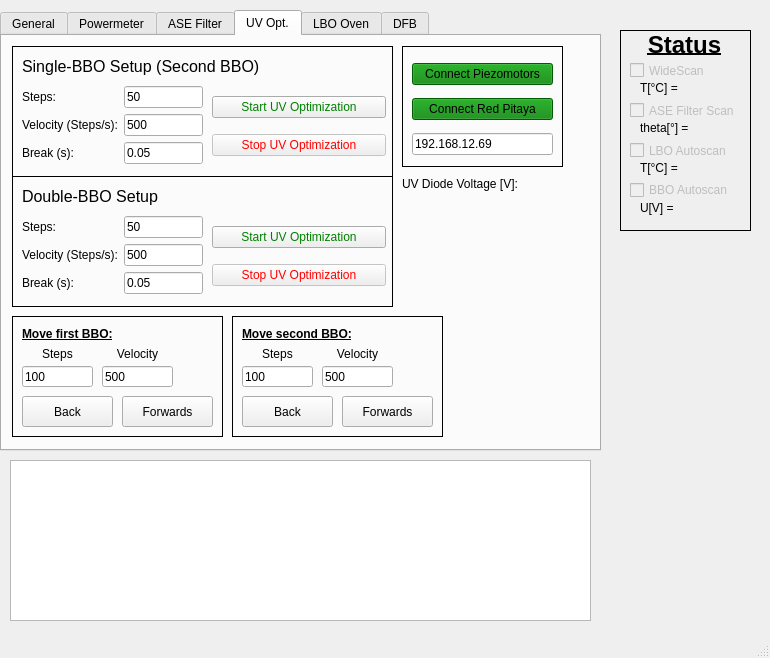
This is pulsed_laser_interface.ui in XenoBene/PulsedLaserGUI as Qt 5 draws it before an edit. The edited form follows.
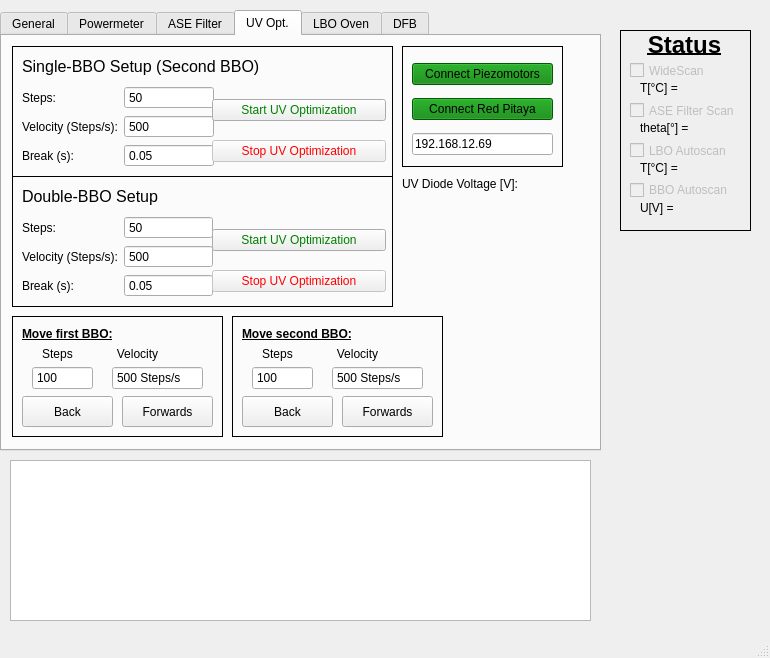
This is the edited form. The open tabs and pages were chosen to show the change.

Commit message: Major GUI change: Switched many QLineEdits to QDoubleSpinboxes. This way, you can block wrong input (i.e. Strings or numbers that are unrealistic) on the GUI level even before the methods are called.

Diff of the .ui file:
```diff
--- a/pulsed_laser_interface.ui
+++ b/pulsed_laser_interface.ui
@@ -1210,19 +1210,6 @@
         <set>Qt::AlignCenter</set>
        </property>
       </widget>
-      <widget class="QLineEdit" name="bbo_lineEdit_relativeSteps">
-       <property name="geometry">
-        <rect>
-         <x>10</x>
-         <y>50</y>
-         <width>71</width>
-         <height>21</height>
-        </rect>
-       </property>
-       <property name="text">
-        <string>100</string>
-       </property>
-      </widget>
       <widget class="QPushButton" name="bbo_button_back">
        <property name="geometry">
         <rect>
@@ -1249,19 +1236,6 @@
         <string>Forwards</string>
        </property>
       </widget>
-      <widget class="QLineEdit" name="bbo_lineEdit_velocity">
-       <property name="geometry">
-        <rect>
-         <x>90</x>
-         <y>50</y>
-         <width>71</width>
-         <height>21</height>
-        </rect>
-       </property>
-       <property name="text">
-        <string>500</string>
-       </property>
-      </widget>
       <widget class="QLabel" name="label_3">
        <property name="geometry">
         <rect>
@@ -1298,6 +1272,74 @@
         <string>Move second BBO:</string>
        </property>
       </widget>
+      <widget class="QDoubleSpinBox" name="bbo_lineEdit_velocity">
+       <property name="geometry">
+        <rect>
+         <x>100</x>
+         <y>50</y>
+         <width>91</width>
+         <height>24</height>
+        </rect>
+       </property>
+       <property name="buttonSymbols">
+        <enum>QAbstractSpinBox::NoButtons</enum>
+       </property>
+       <property name="correctionMode">
+        <enum>QAbstractSpinBox::CorrectToNearestValue</enum>
+       </property>
+       <property name="suffix">
+        <string> Steps/s</string>
+       </property>
+       <property name="decimals">
+        <number>0</number>
+       </property>
+       <property name="minimum">
+        <double>1.000000000000000</double>
+       </property>
+       <property name="maximum">
+        <double>1500.000000000000000</double>
+       </property>
+       <property name="singleStep">
+        <double>1.000000000000000</double>
+       </property>
+       <property name="value">
+        <double>500.000000000000000</double>
+       </property>
+      </widget>
+      <widget class="QDoubleSpinBox" name="bbo_lineEdit_relativeSteps">
+       <property name="geometry">
+        <rect>
+         <x>20</x>
+         <y>50</y>
+         <width>61</width>
+         <height>24</height>
+        </rect>
+       </property>
+       <property name="buttonSymbols">
+        <enum>QAbstractSpinBox::NoButtons</enum>
+       </property>
+       <property name="correctionMode">
+        <enum>QAbstractSpinBox::CorrectToNearestValue</enum>
+       </property>
+       <property name="suffix">
+        <string/>
+       </property>
+       <property name="decimals">
+        <number>0</number>
+       </property>
+       <property name="minimum">
+        <double>1.000000000000000</double>
+       </property>
+       <property name="maximum">
+        <double>10000.000000000000000</double>
+       </property>
+       <property name="singleStep">
+        <double>1.000000000000000</double>
+       </property>
+       <property name="value">
+        <double>100.000000000000000</double>
+       </property>
+      </widget>
      </widget>
      <widget class="QFrame" name="frame_11">
       <property name="geometry">
@@ -1319,8 +1361,8 @@
         <rect>
          <x>10</x>
          <y>40</y>
-         <width>181</width>
-         <height>85</height>
+         <width>192</width>
+         <height>91</height>
         </rect>
        </property>
        <layout class="QFormLayout" name="formLayout">
@@ -1340,13 +1382,6 @@
           </property>
          </widget>
         </item>
-        <item row="0" column="1">
-         <widget class="QLineEdit" name="bbo_lineEdit_steps">
-          <property name="text">
-           <string>50</string>
-          </property>
-         </widget>
-        </item>
         <item row="1" column="0">
          <widget class="QLabel" name="bbo_label_velocity">
           <property name="enabled">
@@ -1357,13 +1392,6 @@
           </property>
          </widget>
         </item>
-        <item row="1" column="1">
-         <widget class="QLineEdit" name="bbo_lineEdit_scanVelocity">
-          <property name="text">
-           <string>500</string>
-          </property>
-         </widget>
-        </item>
         <item row="2" column="0">
          <widget class="QLabel" name="bbo_label_break">
           <property name="text">
@@ -1371,10 +1399,87 @@
           </property>
          </widget>
         </item>
+        <item row="0" column="1">
+         <widget class="QDoubleSpinBox" name="bbo_lineEdit_steps">
+          <property name="buttonSymbols">
+           <enum>QAbstractSpinBox::NoButtons</enum>
+          </property>
+          <property name="correctionMode">
+           <enum>QAbstractSpinBox::CorrectToNearestValue</enum>
+          </property>
+          <property name="suffix">
+           <string/>
+          </property>
+          <property name="decimals">
+           <number>0</number>
+          </property>
+          <property name="minimum">
+           <double>1.000000000000000</double>
+          </property>
+          <property name="maximum">
+           <double>1000.000000000000000</double>
+          </property>
+          <property name="singleStep">
+           <double>1.000000000000000</double>
+          </property>
+          <property name="value">
+           <double>50.000000000000000</double>
+          </property>
+         </widget>
+        </item>
+        <item row="1" column="1">
+         <widget class="QDoubleSpinBox" name="bbo_lineEdit_scanVelocity">
+          <property name="buttonSymbols">
+           <enum>QAbstractSpinBox::NoButtons</enum>
+          </property>
+          <property name="correctionMode">
+           <enum>QAbstractSpinBox::CorrectToNearestValue</enum>
+          </property>
+          <property name="suffix">
+           <string/>
+          </property>
+          <property name="decimals">
+           <number>0</number>
+          </property>
+          <property name="minimum">
+           <double>1.000000000000000</double>
+          </property>
+          <property name="maximum">
+           <double>1500.000000000000000</double>
+          </property>
+          <property name="singleStep">
+           <double>1.000000000000000</double>
+          </property>
+          <property name="value">
+           <double>500.000000000000000</double>
+          </property>
+         </widget>
+        </item>
         <item row="2" column="1">
-         <widget class="QLineEdit" name="bbo_lineEdit_break">
-          <property name="text">
-           <string>0.05</string>
+         <widget class="QDoubleSpinBox" name="bbo_lineEdit_break">
+          <property name="buttonSymbols">
+           <enum>QAbstractSpinBox::NoButtons</enum>
+          </property>
+          <property name="correctionMode">
+           <enum>QAbstractSpinBox::CorrectToNearestValue</enum>
+          </property>
+          <property name="suffix">
+           <string/>
+          </property>
+          <property name="decimals">
+           <number>2</number>
+          </property>
+          <property name="minimum">
+           <double>0.000000000000000</double>
+          </property>
+          <property name="maximum">
+           <double>1.000000000000000</double>
+          </property>
+          <property name="singleStep">
+           <double>0.100000000000000</double>
+          </property>
+          <property name="value">
+           <double>0.050000000000000</double>
           </property>
          </widget>
         </item>
@@ -1386,7 +1491,7 @@
          <x>200</x>
          <y>40</y>
          <width>174</width>
-         <height>81</height>
+         <height>91</height>
         </rect>
        </property>
        <layout class="QVBoxLayout" name="verticalLayout_7">
@@ -1515,8 +1620,8 @@
         <rect>
          <x>10</x>
          <y>40</y>
-         <width>181</width>
-         <height>85</height>
+         <width>191</width>
+         <height>91</height>
         </rect>
        </property>
        <layout class="QFormLayout" name="formLayout_2">
@@ -1536,13 +1641,6 @@
           </property>
          </widget>
         </item>
-        <item row="0" column="1">
-         <widget class="QLineEdit" name="bbo_lineEdit_steps_double">
-          <property name="text">
-           <string>50</string>
-          </property>
-         </widget>
-        </item>
         <item row="1" column="0">
          <widget class="QLabel" name="bbo_label_velocity_2">
           <property name="text">
@@ -1550,13 +1648,6 @@
           </property>
          </widget>
         </item>
-        <item row="1" column="1">
-         <widget class="QLineEdit" name="bbo_lineEdit_scanVelocity_double">
-          <property name="text">
-           <string>500</string>
-          </property>
-         </widget>
-        </item>
         <item row="2" column="0">
          <widget class="QLabel" name="bbo_label_break_2">
           <property name="text">
@@ -1564,10 +1655,87 @@
           </property>
          </widget>
         </item>
+        <item row="0" column="1">
+         <widget class="QDoubleSpinBox" name="bbo_lineEdit_steps_double">
+          <property name="buttonSymbols">
+           <enum>QAbstractSpinBox::NoButtons</enum>
+          </property>
+          <property name="correctionMode">
+           <enum>QAbstractSpinBox::CorrectToNearestValue</enum>
+          </property>
+          <property name="suffix">
+           <string/>
+          </property>
+          <property name="decimals">
+           <number>0</number>
+          </property>
+          <property name="minimum">
+           <double>1.000000000000000</double>
+          </property>
+          <property name="maximum">
+           <double>1000.000000000000000</double>
+          </property>
+          <property name="singleStep">
+           <double>1.000000000000000</double>
+          </property>
+          <property name="value">
+           <double>50.000000000000000</double>
+          </property>
+         </widget>
+        </item>
+        <item row="1" column="1">
+         <widget class="QDoubleSpinBox" name="bbo_lineEdit_scanVelocity_double">
+          <property name="buttonSymbols">
+           <enum>QAbstractSpinBox::NoButtons</enum>
+          </property>
+          <property name="correctionMode">
+           <enum>QAbstractSpinBox::CorrectToNearestValue</enum>
+          </property>
+          <property name="suffix">
+           <string/>
+          </property>
+          <property name="decimals">
+           <number>0</number>
+          </property>
+          <property name="minimum">
+           <double>1.000000000000000</double>
+          </property>
+          <property name="maximum">
+           <double>1500.000000000000000</double>
+          </property>
+          <property name="singleStep">
+           <double>1.000000000000000</double>
+          </property>
+          <property name="value">
+           <double>500.000000000000000</double>
+          </property>
+         </widget>
+        </item>
         <item row="2" column="1">
-         <widget class="QLineEdit" name="bbo_lineEdit_break_double">
-          <property name="text">
-           <string>0.05</string>
+         <widget class="QDoubleSpinBox" name="bbo_lineEdit_break_double">
+          <property name="buttonSymbols">
+           <enum>QAbstractSpinBox::NoButtons</enum>
+          </property>
+          <property name="correctionMode">
+           <enum>QAbstractSpinBox::CorrectToNearestValue</enum>
+          </property>
+          <property name="suffix">
+           <string/>
+          </property>
+          <property name="decimals">
+           <number>2</number>
+          </property>
+          <property name="minimum">
+           <double>0.000000000000000</double>
+          </property>
+          <property name="maximum">
+           <double>1.000000000000000</double>
+          </property>
+          <property name="singleStep">
+           <double>0.100000000000000</double>
+          </property>
+          <property name="value">
+           <double>0.050000000000000</double>
           </property>
          </widget>
         </item>
@@ -1579,7 +1747,7 @@
          <x>200</x>
          <y>40</y>
          <width>174</width>
-         <height>81</height>
+         <height>91</height>
         </rect>
        </property>
        <layout class="QVBoxLayout" name="verticalLayout_13">
@@ -1671,19 +1839,6 @@
         <set>Qt::AlignCenter</set>
        </property>
       </widget>
-      <widget class="QLineEdit" name="bbo_lineEdit_relativeSteps_front">
-       <property name="geometry">
-        <rect>
-         <x>10</x>
-         <y>50</y>
-         <width>71</width>
-         <height>21</height>
-        </rect>
-       </property>
-       <property name="text">
-        <string>100</string>
-       </property>
-      </widget>
       <widget class="QPushButton" name="bbo_button_back_front">
        <property name="geometry">
         <rect>
@@ -1710,19 +1865,6 @@
         <string>Forwards</string>
        </property>
       </widget>
-      <widget class="QLineEdit" name="bbo_lineEdit_velocity_front">
-       <property name="geometry">
-        <rect>
-         <x>90</x>
-         <y>50</y>
-         <width>71</width>
-         <height>21</height>
-        </rect>
-       </property>
-       <property name="text">
-        <string>500</string>
-       </property>
-      </widget>
       <widget class="QLabel" name="label_23">
        <property name="geometry">
         <rect>
@@ -1759,6 +1901,74 @@
         <string>Move first BBO:</string>
        </property>
       </widget>
+      <widget class="QDoubleSpinBox" name="bbo_lineEdit_relativeSteps_front">
+       <property name="geometry">
+        <rect>
+         <x>20</x>
+         <y>50</y>
+         <width>61</width>
+         <height>24</height>
+        </rect>
+       </property>
+       <property name="buttonSymbols">
+        <enum>QAbstractSpinBox::NoButtons</enum>
+       </property>
+       <property name="correctionMode">
+        <enum>QAbstractSpinBox::CorrectToNearestValue</enum>
+       </property>
+       <property name="suffix">
+        <string/>
+       </property>
+       <property name="decimals">
+        <number>0</number>
+       </property>
+       <property name="minimum">
+        <double>1.000000000000000</double>
+       </property>
+       <property name="maximum">
+        <double>10000.000000000000000</double>
+       </property>
+       <property name="singleStep">
+        <double>1.000000000000000</double>
+       </property>
+       <property name="value">
+        <double>100.000000000000000</double>
+       </property>
+      </widget>
+      <widget class="QDoubleSpinBox" name="bbo_lineEdit_velocity_front">
+       <property name="geometry">
+        <rect>
+         <x>100</x>
+         <y>50</y>
+         <width>91</width>
+         <height>24</height>
+        </rect>
+       </property>
+       <property name="buttonSymbols">
+        <enum>QAbstractSpinBox::NoButtons</enum>
+       </property>
+       <property name="correctionMode">
+        <enum>QAbstractSpinBox::CorrectToNearestValue</enum>
+       </property>
+       <property name="suffix">
+        <string> Steps/s</string>
+       </property>
+       <property name="decimals">
+        <number>0</number>
+       </property>
+       <property name="minimum">
+        <double>1.000000000000000</double>
+       </property>
+       <property name="maximum">
+        <double>1500.000000000000000</double>
+       </property>
+       <property name="singleStep">
+        <double>1.000000000000000</double>
+       </property>
+       <property name="value">
+        <double>500.000000000000000</double>
+       </property>
+      </widget>
      </widget>
     </widget>
     <widget class="QWidget" name="LBO_tab">
```
Left out of the diff: 208 changed lines with no effect on the pictures. The commit also changes 4 other files.
